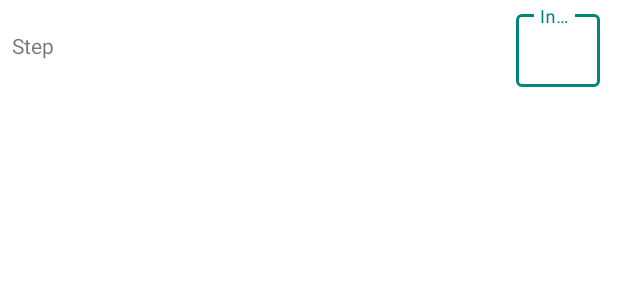
After one commit to semartinez147/choppit, an Android app: the layout edit_step_list_item.xml on its own in the app's theme, with its tools: preview values and no code run, on a phone screen of 412 x 824 dp. The commit adds this screen. Shown: the top 300 px of the screen. Run offline under Robolectric (Android 15) with nearby library versions, the phone set to English and light mode, and no system bars.

Commit message:
Gave up and built step list adapter instead.

```diff
--- /dev/null
+++ b/app/src/main/res/layout/edit_step_list_item.xml
@@ -0,0 +1,73 @@
+<?xml version="1.0" encoding="utf-8"?>
+<LinearLayout
+  xmlns:android="http://schemas.android.com/apk/res/android"
+  android:layout_width="match_parent"
+  android:layout_height="wrap_content"
+  xmlns:app="http://schemas.android.com/apk/res-auto"
+  android:paddingHorizontal="8dp"
+  android:orientation="horizontal"
+  android:layout_alignParentTop="true"
+  android:showDividers="none">
+
+<!--  <TextView -->
+<!--    android:id="@+id/step_number"-->
+<!--    android:layout_height="wrap_content"-->
+<!--    android:width="0dp"-->
+<!--    android:layout_margin="4dp"-->
+<!--    style="@style/Widget.MaterialComponents.TextView"-->
+<!--    >-->
+<!--    -->
+<!--  </TextView>-->
+
+  <TextView
+    android:id="@+id/step_tag"
+    android:layout_width="0dp"
+    android:layout_height="wrap_content"
+    android:layout_weight="1"
+    android:text="@string/step_tag"
+    app:layout_constraintEnd_toStartOf="@id/step_number"/>
+  <TextView
+    android:id="@+id/step_number"
+    android:layout_width="0dp"
+    android:layout_height="wrap_content"
+    android:layout_weight="1"
+    android:text=""
+    app:layout_constraintEnd_toStartOf="@id/step_layout"/>
+  <com.google.android.material.textfield.TextInputLayout
+    android:id="@+id/step_layout"
+    android:layout_width="wrap_content"
+    android:layout_height="wrap_content"
+    android:layout_margin="4dp"
+    style="@style/Widget.MaterialComponents.TextInputLayout.OutlinedBox.Dense"
+    app:hintEnabled="true"
+    app:hintAnimationEnabled="true"
+    app:layout_constraintTop_toTopOf="parent"
+    app:layout_constraintBottom_toBottomOf="parent"
+    app:layout_constraintStart_toEndOf="@id/step_number"
+    app:layout_constraintEnd_toStartOf="parent">
+     <com.google.android.material.textfield.TextInputEditText
+      android:id="@+id/step_input"
+      android:layout_width="match_parent"
+      android:layout_height="wrap_content"
+      android:hint="@string/step_hint"
+
+      android:inputType="text"
+      android:minEms="16">
+    </com.google.android.material.textfield.TextInputEditText>
+  </com.google.android.material.textfield.TextInputLayout>
+
+<!--  Not friends with the ListAdapter:-->
+<!--  <ImageView-->
+<!--    android:id="@+id/delete_button"-->
+<!--    app:layout_constraintStart_toEndOf="@id/name_layout"-->
+<!--    app:layout_constraintEnd_toEndOf="parent"-->
+<!--    android:layout_width="wrap_content"-->
+<!--    android:layout_height="wrap_content">-->
+<!--  <ImageButton-->
+<!--    android:layout_width="wrap_content"-->
+<!--    android:layout_height="wrap_content"-->
+<!--    app:srcCompat="@android:drawable/ic_menu_delete"/>-->
+<!--  </ImageView>-->
+
+
+</LinearLayout>
--- a/app/src/main/res/values/strings.xml
+++ b/app/src/main/res/values/strings.xml
@@ -17,4 +17,6 @@
   <string name="step_input_hint">Paste text from any step here</string>
   <string name="continue_button">Continue</string>
   <string name="selection">Selection</string>
+  <string name="step_hint">Instructions</string>
+  <string name="step_tag">Step </string>
 </resources>
```
Also changed, not shown: app/src/main/java/edu/cnm/deepdive/choppit/controller/MainActivity.java (+14 -6 lines), app/src/main/java/edu/cnm/deepdive/choppit/controller/ui/editing/EditingFragment.java (+7 -1 lines), app/src/main/java/edu/cnm/deepdive/choppit/view/IngredientListAdapter.java (+11 -11 lines), app/src/main/java/edu/cnm/deepdive/choppit/view/StepListAdapter.java (added, +63 -0 lines), app/src/main/res/layout/fragment_editing.xml (+14 -7 lines).
